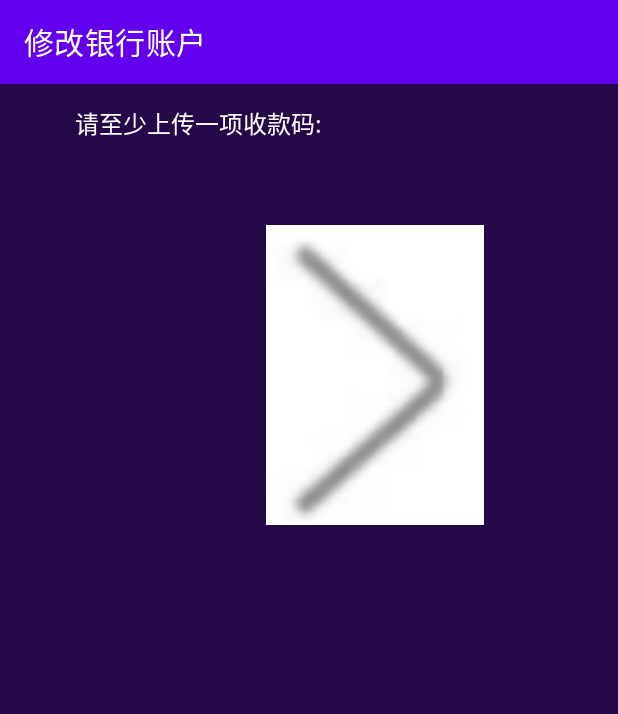
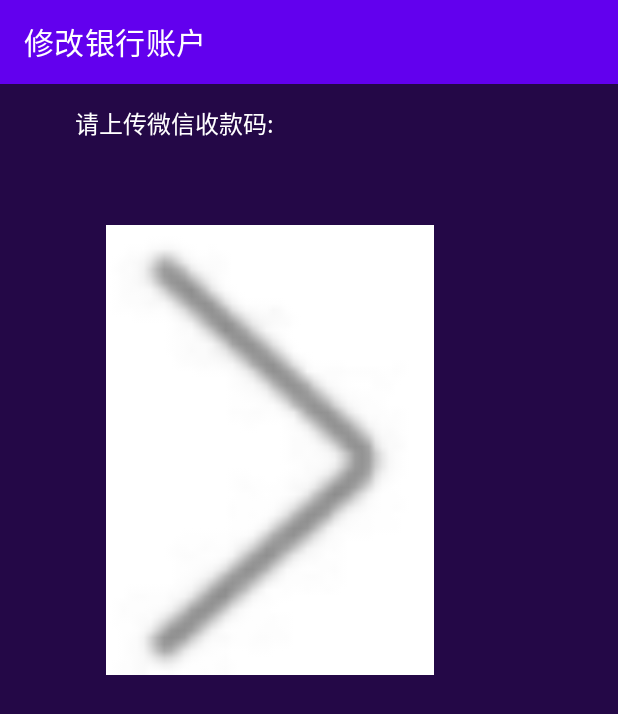
Before and after one commit to lawrence75/btcapp, an Android app: the ModWechatCodeActivity screen opened directly, with no data from a screen before it, on a phone screen of 412 x 824 dp. Shown: the top 714 px of the screen. Run offline under Robolectric (Android 15) with nearby library versions, the phone set to English and light mode, and no system bars.

Commit message:
gcm业务修改

```diff
--- a/app/src/main/java/com/btc/application/myapplication/ModWechatCodeActivity.java
+++ b/app/src/main/java/com/btc/application/myapplication/ModWechatCodeActivity.java
@@ -307,7 +307,6 @@ public class ModWechatCodeActivity extends AppCompatActivity {
             json = new JSONObject(retStr);
             retCode = json.getString("code");
 
-
             if (null != retCode && "000000".equals(retCode))
             {
                 JSONObject jsonObject = new JSONObject();
--- a/app/src/main/res/layout/activity_mod_wechat_code.xml
+++ b/app/src/main/res/layout/activity_mod_wechat_code.xml
@@ -28,7 +28,7 @@
         android:layout_marginStart="50dp"
         android:layout_marginTop="70dp"
         android:singleLine="false"
-        android:text="@string/tip_modCollectionQRCode"
+        android:text="@string/tip_modWechatCode"
         android:textColor="#ffffff"
         android:textColorHint="@color/white"
         android:textSize="16sp"
@@ -42,31 +42,13 @@
 
     <ImageView
         android:id="@+id/icon"
-        android:layout_width="200dp"
-        android:layout_height="200dp"
+        android:layout_width="300dp"
+        android:layout_height="300dp"
         android:layout_centerVertical="true"
-        android:layout_marginLeft="150dp"
+        android:layout_marginLeft="30dp"
+        android:layout_marginRight="30dp"
         android:layout_marginTop="150dp"
         android:src="@drawable/more"
         />
 
-    <!--<com.btc.application.util.CustomBtn
-        android:id="@+id/save_image"
-        android:layout_width="310dp"
-        android:layout_height="35dp"
-        android:layout_marginTop="650dp"
-        android:layout_marginBottom="50dp"
-        android:background="@drawable/buynow"
-        android:text="@string/sure"
-        android:textColorHint="@color/white"
-        android:textColor="#ffffff"
-        android:textSize="14sp"
-        android:layout_gravity="center_horizontal"
-        android:maxLength="6"
-        android:digits="0123456789"
-        app:layout_constraintTop_toBottomOf="@id/icon"
-        app:layout_constraintLeft_toLeftOf="@id/icon"
-        app:layout_constraintEnd_toEndOf="parent"
-        app:layout_constraintStart_toStartOf="parent" />-->
-
 </androidx.coordinatorlayout.widget.CoordinatorLayout>
--- a/app/src/main/res/values/strings.xml
+++ b/app/src/main/res/values/strings.xml
@@ -60,7 +60,7 @@
     <string name="action_recharge">充币</string>
     <string name="action_withdraw">提币</string>
     <string name="title_address">地址</string>
-    <string name="tip_modCollectionQRCode">请至少上传一项收款码:</string>
+    <string name="tip_modWechatCode">请上传微信收款码:</string>
     <string name="sure">确定</string>
     <string name="cancel">取消</string>
 
```
